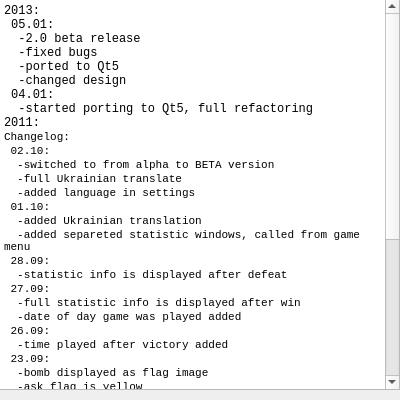
Old version of the form src/changeloginfo.ui in the repository sashasochka/Minesweeper.
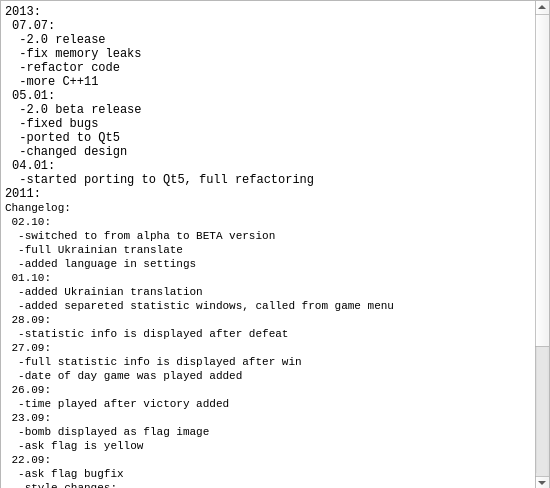
New version of the form.

Commit message: Refactor and fix memory leaks

Patch:
```diff
--- a/src/changeloginfo.ui
+++ b/src/changeloginfo.ui
@@ -9,8 +9,8 @@
    <rect>
     <x>0</x>
     <y>0</y>
-    <width>400</width>
-    <height>400</height>
+    <width>550</width>
+    <height>488</height>
    </rect>
   </property>
   <property name="sizePolicy">
@@ -19,12 +19,6 @@
     <verstretch>0</verstretch>
    </sizepolicy>
   </property>
-  <property name="maximumSize">
-   <size>
-    <width>400</width>
-    <height>16777215</height>
-   </size>
-  </property>
   <property name="font">
    <font>
     <family>Courier New</family>
@@ -33,24 +27,38 @@
   <property name="windowTitle">
    <string>Changelog</string>
   </property>
-  <widget class="QWidget" name="verticalLayoutWidget_2">
+  <widget class="QTextBrowser" name="textLog">
    <property name="geometry">
     <rect>
-     <x>-1</x>
-     <y>-1</y>
-     <width>401</width>
-     <height>391</height>
+     <x>0</x>
+     <y>0</y>
+     <width>550</width>
+     <height>491</height>
     </rect>
    </property>
-   <layout class="QVBoxLayout" name="verticalLayout_2">
-    <item>
-     <widget class="QTextBrowser" name="textLog">
-      <property name="html">
-       <string>&lt;!DOCTYPE HTML PUBLIC &quot;-//W3C//DTD HTML 4.0//EN&quot; &quot;http://www.w3.org/TR/REC-html40/strict.dtd&quot;&gt;
+   <property name="sizePolicy">
+    <sizepolicy hsizetype="Minimum" vsizetype="Minimum">
+     <horstretch>0</horstretch>
+     <verstretch>0</verstretch>
+    </sizepolicy>
+   </property>
+   <property name="maximumSize">
+    <size>
+     <width>550</width>
+     <height>600</height>
+    </size>
+   </property>
+   <property name="html">
+    <string>&lt;!DOCTYPE HTML PUBLIC &quot;-//W3C//DTD HTML 4.0//EN&quot; &quot;http://www.w3.org/TR/REC-html40/strict.dtd&quot;&gt;
 &lt;html&gt;&lt;head&gt;&lt;meta name=&quot;qrichtext&quot; content=&quot;1&quot; /&gt;&lt;style type=&quot;text/css&quot;&gt;
 p, li { white-space: pre-wrap; }
 &lt;/style&gt;&lt;/head&gt;&lt;body style=&quot; font-family:'Courier New'; font-size:9pt; font-weight:400; font-style:normal;&quot;&gt;
 &lt;p style=&quot; margin-top:0px; margin-bottom:0px; margin-left:0px; margin-right:0px; -qt-block-indent:0; text-indent:0px;&quot;&gt;2013:&lt;/p&gt;
+&lt;p style=&quot; margin-top:0px; margin-bottom:0px; margin-left:0px; margin-right:0px; -qt-block-indent:0; text-indent:0px;&quot;&gt; 07.07:&lt;/p&gt;
+&lt;p style=&quot; margin-top:0px; margin-bottom:0px; margin-left:0px; margin-right:0px; -qt-block-indent:0; text-indent:0px;&quot;&gt;  -2.0 release&lt;/p&gt;
+&lt;p style=&quot; margin-top:0px; margin-bottom:0px; margin-left:0px; margin-right:0px; -qt-block-indent:0; text-indent:0px;&quot;&gt;  -fix memory leaks&lt;/p&gt;
+&lt;p style=&quot; margin-top:0px; margin-bottom:0px; margin-left:0px; margin-right:0px; -qt-block-indent:0; text-indent:0px;&quot;&gt;  -refactor code&lt;/p&gt;
+&lt;p style=&quot; margin-top:0px; margin-bottom:0px; margin-left:0px; margin-right:0px; -qt-block-indent:0; text-indent:0px;&quot;&gt;  -more C++11&lt;/p&gt;
 &lt;p style=&quot; margin-top:0px; margin-bottom:0px; margin-left:0px; margin-right:0px; -qt-block-indent:0; text-indent:0px;&quot;&gt; 05.01:&lt;/p&gt;
 &lt;p style=&quot; margin-top:0px; margin-bottom:0px; margin-left:0px; margin-right:0px; -qt-block-indent:0; text-indent:0px;&quot;&gt;  -2.0 beta release&lt;/p&gt;
 &lt;p style=&quot; margin-top:0px; margin-bottom:0px; margin-left:0px; margin-right:0px; -qt-block-indent:0; text-indent:0px;&quot;&gt;  -fixed bugs&lt;/p&gt;
@@ -93,10 +101,7 @@
 &lt;p style=&quot; margin-top:0px; margin-bottom:0px; margin-left:0px; margin-right:0px; -qt-block-indent:0; text-indent:0px;&quot;&gt;&lt;span style=&quot; font-size:8pt;&quot;&gt;  -field generating after first turn&lt;/span&gt;&lt;/p&gt;
 &lt;p style=&quot; margin-top:0px; margin-bottom:0px; margin-left:0px; margin-right:0px; -qt-block-indent:0; text-indent:0px;&quot;&gt;&lt;span style=&quot; font-size:8pt;&quot;&gt;  -ask mark disabling/enabling option&lt;/span&gt;&lt;/p&gt;
 &lt;p style=&quot;-qt-paragraph-type:empty; margin-top:0px; margin-bottom:0px; margin-left:0px; margin-right:0px; -qt-block-indent:0; text-indent:0px; font-size:8pt;&quot;&gt;&lt;br /&gt;&lt;/p&gt;&lt;/body&gt;&lt;/html&gt;</string>
-      </property>
-     </widget>
-    </item>
-   </layout>
+   </property>
   </widget>
  </widget>
  <resources/>
```
Left out of the diff: 3 changed lines with no effect on the pictures. The commit also changes 26 other files.
